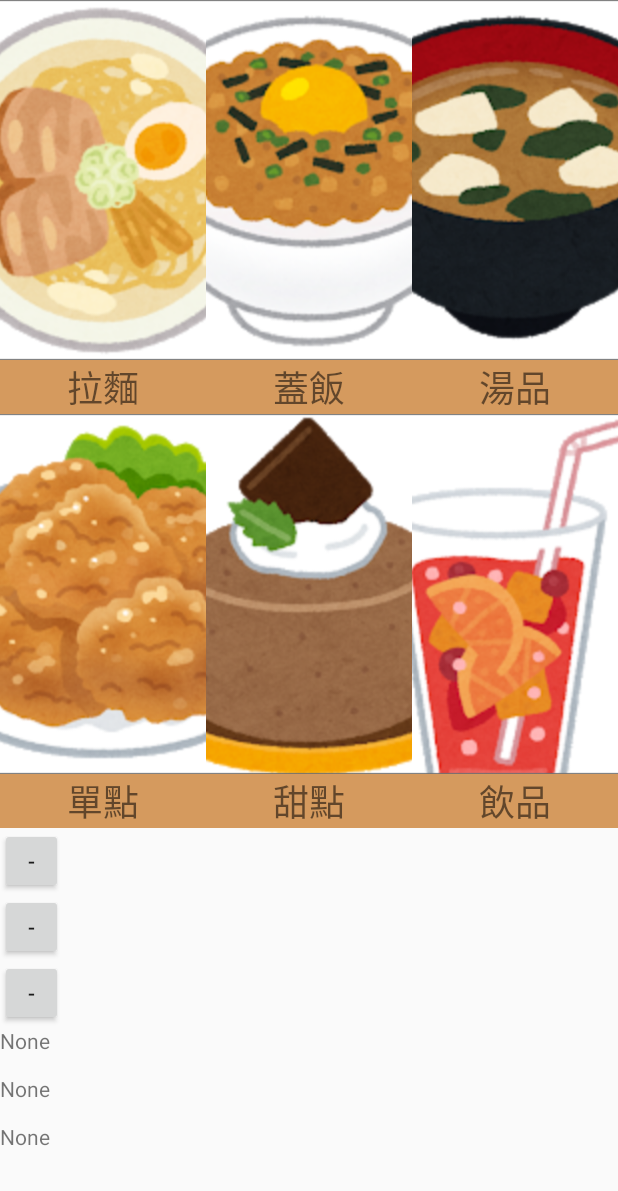
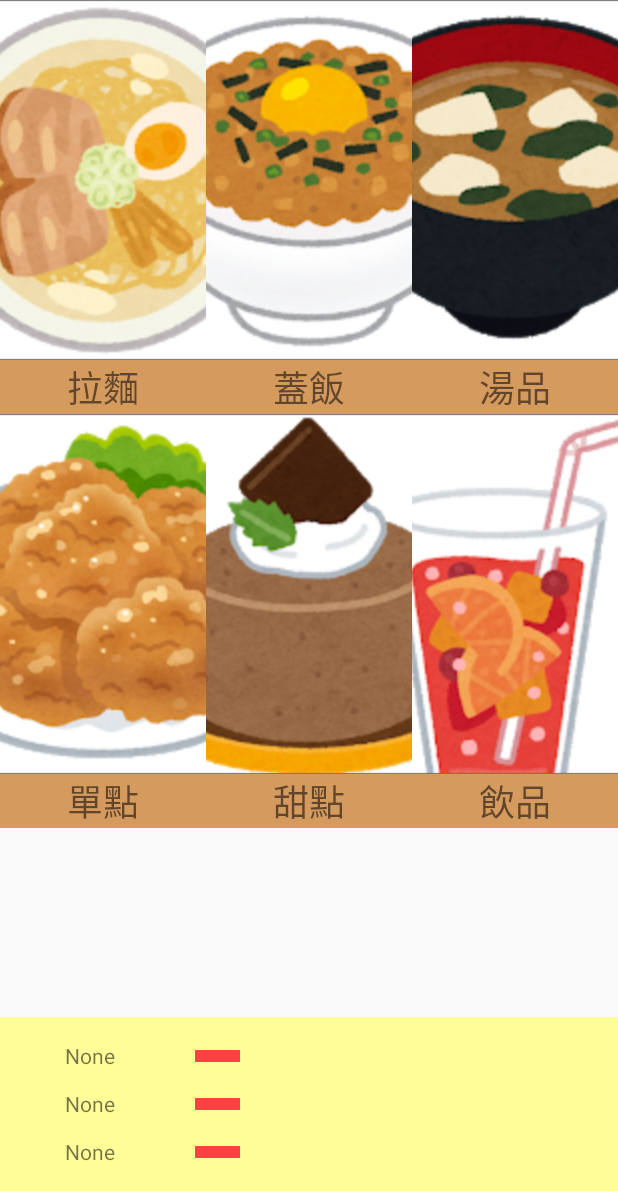
Before and after one commit to kevinbk11/OrderSystem, an Android app: the screen it shows after launch (MainActivity), on a phone screen of 412 x 824 dp, the part 45-1236 px from its top. Run offline under Robolectric (Android 15) with nearby library versions, the light colour scheme and no system bars.

Commit message:
button finish

```diff
--- a/app/src/main/res/layout/activity_main.xml
+++ b/app/src/main/res/layout/activity_main.xml
@@ -36,8 +36,8 @@
                               android:layout_height="wrap_content">
                     <ImageButton android:layout_width="0dp"
                                  android:layout_height="360px"
-                                 android:background="#FFFFFF"
-                                 android:id="@+id/btm1"
+                                 android:background="#00000000"
+                                 android:id="@+id/btm_nd"
                                  android:src="@drawable/noodle"
                                  android:clickable="true"
                                  android:layout_weight="1"
@@ -45,8 +45,8 @@
                     />
                     <ImageButton android:layout_width="0dp"
                                  android:layout_height="360px"
-                                 android:background="#FFFFFF"
-                                 android:id="@+id/btm2"
+                                 android:background="#00000000"
+                                 android:id="@+id/btm_rc"
                                  android:src="@drawable/rice"
                                  android:clickable="true"
                                  android:layout_weight="1"
@@ -54,8 +54,8 @@
                     />
                     <ImageButton android:layout_width="0dp"
                                  android:layout_height="360px"
-                                 android:background="#FFFFFF"
-                                 android:id="@+id/btm3"
+                                 android:background="#00000000"
+                                 android:id="@+id/btm_sp"
                                  android:src="@drawable/soup"
                                  android:clickable="true"
                                  android:layout_weight="1"
@@ -97,8 +97,8 @@
                               android:layout_height="wrap_content">
                     <ImageButton android:layout_width="0dp"
                                  android:layout_height="360px"
-                                 android:background="#FFFFFF"
-                                 android:id="@+id/btm4"
+                                 android:background="#00000000"
+                                 android:id="@+id/btm_lf"
                                  android:src="@drawable/lightfood"
                                  android:clickable="true"
                                  android:layout_weight="1"
@@ -106,8 +106,8 @@
                     />
                     <ImageButton android:layout_width="0dp"
                                  android:layout_height="360px"
-                                 android:background="#FFFFFF"
-                                 android:id="@+id/btm5"
+                                 android:background="#00000000"
+                                 android:id="@+id/btm_ds"
                                  android:src="@drawable/dessert"
                                  android:clickable="true"
                                  android:layout_weight="1"
@@ -115,8 +115,8 @@
                     />
                     <ImageButton android:layout_width="0dp"
                                  android:layout_height="360px"
-                                 android:background="#FFFFFF"
-                                 android:id="@+id/btm6"
+                                 android:background="#00000000"
+                                 android:id="@+id/btm_dk"
                                  android:src="@drawable/drink"
                                  android:clickable="true"
                                  android:layout_weight="1"
@@ -152,26 +152,71 @@
                 </LinearLayout>
             </LinearLayout>
         </ScrollView>
-        <!--aaaaaa-->
+        <!--點餐清單-->
+        <RelativeLayout android:layout_width="match_parent"
+                      android:layout_height="wrap_content"
+                      android:orientation="horizontal">
             <LinearLayout android:layout_width="match_parent"
-                      android:layout_height="wrap_content">
-
-
+                          android:layout_height="wrap_content"
+                          android:layout_alignParentBottom="true"
+                          android:background="#fffd98"
+            >
+                <!--點餐數量-->
+                <LinearLayout android:layout_width="wrap_content"
+                              android:layout_height="wrap_content"
+                              android:orientation="vertical"
+                              android:padding="10dp">
+                    <TextView
+                            android:text="TextView"
+                            android:gravity="center"
+                            android:layout_width="100dp"
+                            android:layout_height="32dp" android:id="@+id/A"
+                            app:layout_constraintStart_toStartOf="parent" app:layout_constraintEnd_toEndOf="parent"
+                            app:layout_constraintTop_toTopOf="parent" app:layout_constraintBottom_toBottomOf="parent"
+                            app:layout_constraintHorizontal_bias="0.797" app:layout_constraintVertical_bias="0.693"/>
+                    <TextView
+                            android:text="TextView"
+                            android:gravity="center"
+                            android:layout_width="100dp"
+                            android:layout_height="32dp" android:id="@+id/B"
+                            app:layout_constraintStart_toStartOf="parent" app:layout_constraintEnd_toEndOf="parent"
+                            app:layout_constraintTop_toTopOf="parent" app:layout_constraintBottom_toBottomOf="parent"
+                            app:layout_constraintHorizontal_bias="0.797" app:layout_constraintVertical_bias="0.788"
+                    />
+                    <TextView
+                            android:text="TextView"
+                            android:gravity="center"
+                            android:layout_width="100dp"
+                            android:layout_height="32dp" android:id="@+id/C"
+                            app:layout_constraintStart_toStartOf="parent" app:layout_constraintEnd_toEndOf="parent"
+                            app:layout_constraintTop_toTopOf="parent" app:layout_constraintBottom_toBottomOf="parent"
+                            app:layout_constraintHorizontal_bias="0.797" app:layout_constraintVertical_bias="0.884"
+                    />
                 </LinearLayout>
-        <Button
+                <LinearLayout android:layout_width="wrap_content"
+                              android:layout_height="wrap_content"
+                              android:orientation="vertical"
+                              android:gravity="center"
+                              android:padding="10dp">
+                    <ImageButton
                             android:onClick="D1"
-                android:text="-"
-                android:layout_width="42dp"
-                android:layout_height="44dp" android:id="@+id/A2"
+                            android:src="@drawable/delete_btn"
+                            android:layout_width="32dp"
+                            android:layout_height="32dp"
+                            android:scaleType="centerCrop"
+                            android:background="#00000000"
+                            android:id="@+id/A2"
                             app:layout_constraintEnd_toEndOf="parent" app:layout_constraintTop_toTopOf="parent"
                             app:layout_constraintBottom_toBottomOf="parent" android:layout_marginEnd="4dp"
                             android:layout_marginRight="4dp" app:layout_constraintVertical_bias="0.882"
                     />
-        <Button
+                    <ImageButton
                             android:onClick="D2"
-                android:text="-"
-                android:layout_width="42dp"
-                android:layout_height="44dp"
+                            android:src="@drawable/delete_btn"
+                            android:layout_width="32dp"
+                            android:layout_height="32dp"
+                            android:scaleType="centerCrop"
+                            android:background="#00000000"
                             android:id="@+id/B2"
                             app:layout_constraintEnd_toEndOf="parent"
                             app:layout_constraintTop_toTopOf="parent"
@@ -180,11 +225,13 @@
                             android:layout_marginRight="4dp"
                             app:layout_constraintVertical_bias="0.784"
                     />
-        <Button
+                    <ImageButton
                             android:onClick="D3"
-                android:text="-"
-                android:layout_width="42dp"
-                android:layout_height="44dp"
+                            android:src="@drawable/delete_btn"
+                            android:layout_width="32dp"
+                            android:layout_height="32dp"
+                            android:scaleType="centerCrop"
+                            android:background="#00000000"
                             android:id="@+id/C2"
                             app:layout_constraintEnd_toEndOf="parent"
                             app:layout_constraintTop_toTopOf="parent"
@@ -193,34 +240,15 @@
                             android:layout_marginRight="4dp"
                             app:layout_constraintVertical_bias="0.688"
                     />
+                </LinearLayout>
 
-        <TextView
-                android:text="TextView"
-                android:layout_width="100dp"
-                android:layout_height="32dp" android:id="@+id/A"
-                app:layout_constraintStart_toStartOf="parent" app:layout_constraintEnd_toEndOf="parent"
-                app:layout_constraintTop_toTopOf="parent" app:layout_constraintBottom_toBottomOf="parent"
-                app:layout_constraintHorizontal_bias="0.797" app:layout_constraintVertical_bias="0.693"/>
-        <TextView
-                android:text="TextView"
-                android:layout_width="100dp"
-                android:layout_height="32dp" android:id="@+id/B"
-                app:layout_constraintStart_toStartOf="parent" app:layout_constraintEnd_toEndOf="parent"
-                app:layout_constraintTop_toTopOf="parent" app:layout_constraintBottom_toBottomOf="parent"
-                app:layout_constraintHorizontal_bias="0.797" app:layout_constraintVertical_bias="0.788"
-        />
-        <TextView
-                android:text="TextView"
-                android:layout_width="100dp"
-                android:layout_height="32dp" android:id="@+id/C"
-                app:layout_constraintStart_toStartOf="parent" app:layout_constraintEnd_toEndOf="parent"
-                app:layout_constraintTop_toTopOf="parent" app:layout_constraintBottom_toBottomOf="parent"
-                app:layout_constraintHorizontal_bias="0.797" app:layout_constraintVertical_bias="0.884"
-        />
-        <ImageView
-                android:layout_width="47dp"
-                android:layout_height="70dp" android:id="@+id/imageViewA"
-                tools:layout_editor_absoluteY="473dp" tools:layout_editor_absoluteX="191dp"/>
+            </LinearLayout>
+
+
+
+        </RelativeLayout>
+
+
     </LinearLayout>
 
 </androidx.constraintlayout.widget.ConstraintLayout>
```
Also changed, not shown: app/src/main/res/drawable/delete_btn.png (added). Lines whose indentation alone changed are shown as unchanged.
